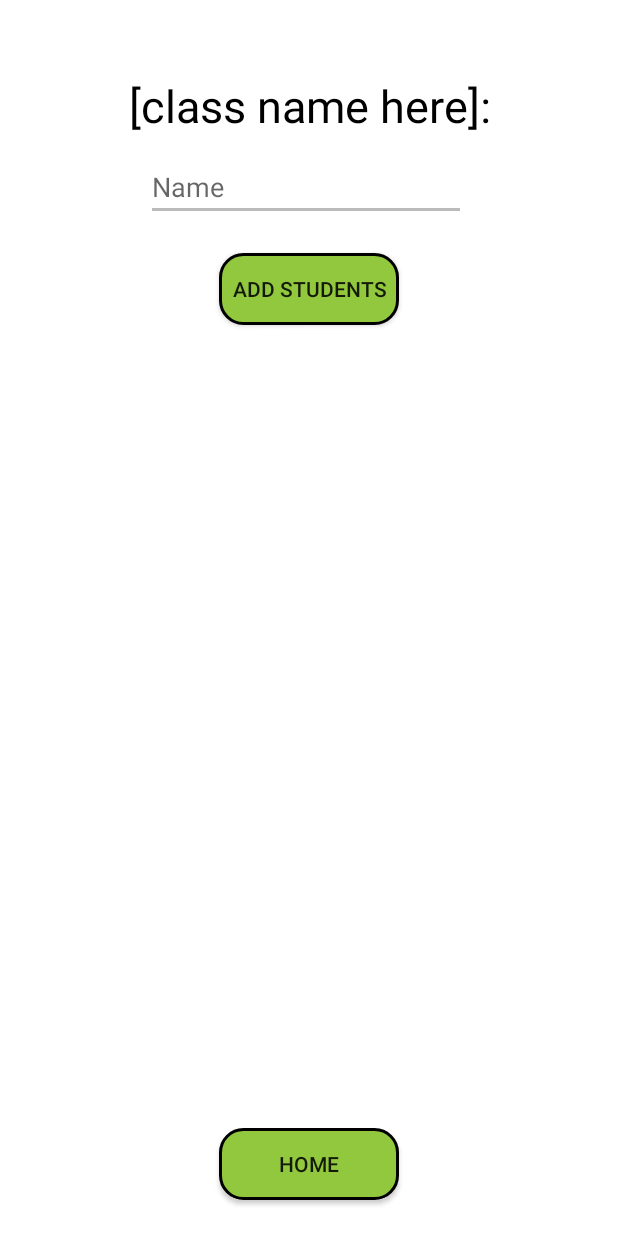
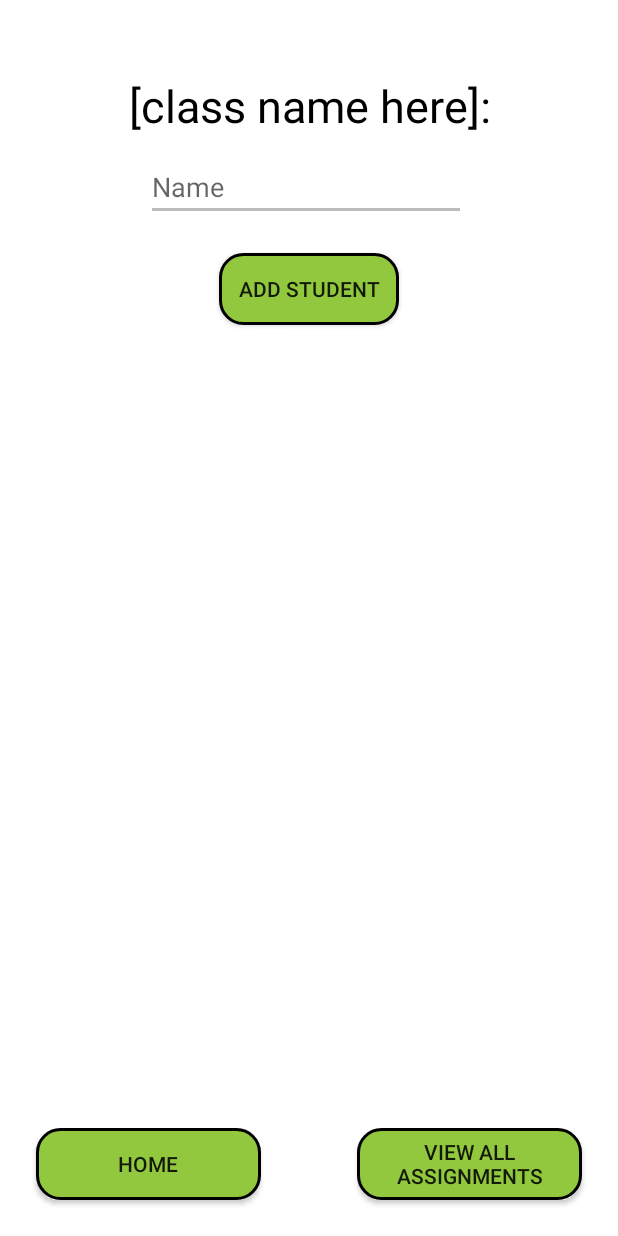
Before and after one commit to SamPfister/FiniteCampusProject, an Android app: the ClassActivity screen opened directly, with no data from a screen before it, on a phone screen of 412 x 824 dp. Run offline under Robolectric (Android 15) with nearby library versions, the phone set to English and light mode, and no system bars; our stand-ins replace Firebase (no records; nobody signed in at launch, a user with empty details on screens opened directly).

Commit message:
added stuff to the viewAllAssignments and viewIndividualAssignment activities

```diff
--- a/app/src/main/java/com/example/finitecampusproject/AddClassActivity.java
+++ b/app/src/main/java/com/example/finitecampusproject/AddClassActivity.java
@@ -33,7 +33,6 @@ public class AddClassActivity extends AppCompatActivity {
                 String className = classNameEditText.getText().toString().trim();
                 arrayList.add(className);
                 classNameEditText.setText("");
-
             }
         });
         submitButtonClick();
@@ -50,7 +49,6 @@ public class AddClassActivity extends AppCompatActivity {
                     reference.setValue(classNameMap);
                 Intent intent = new Intent(AddClassActivity.this, ClassListActivity.class);
                 startActivity(intent);
-
             }
         });
     }
--- a/app/src/main/java/com/example/finitecampusproject/ClassActivity.java
+++ b/app/src/main/java/com/example/finitecampusproject/ClassActivity.java
@@ -21,6 +21,7 @@ import java.util.HashMap;
 
 public class ClassActivity extends AppCompatActivity {
     private Button addStudentButton;
+    private Button viewAllAssignmentsButton;
     private EditText addStudentEditText;
     private ArrayList<String> arrayList;
     private ArrayAdapter<String> arrayAdapter;
@@ -35,12 +36,20 @@ public class ClassActivity extends AppCompatActivity {
         home = (Button) findViewById(R.id.homeButton);
         addStudentButton = (Button) findViewById(R.id.addStudentButton);
         addStudentEditText = (EditText) findViewById(R.id.studentEditText);
+        viewAllAssignmentsButton = (Button) findViewById(R.id.viewAllAssignmentsButton);
         listView = (ListView) findViewById(R.id.listViewStudents);
         arrayList = new ArrayList<>();
         arrayAdapter = new ArrayAdapter<>(ClassActivity.this,android.R.layout.simple_list_item_1,arrayList);
         listView.setAdapter(arrayAdapter);
         addingStudents();
         homeButtonDatabase();
+        viewAllAssignmentsButton.setOnClickListener(new View.OnClickListener() {
+            @Override
+            public void onClick(View v) {
+                Intent intent = new Intent(ClassActivity.this, ViewAllAssignmentsActivity.class);
+                startActivity(intent);
+            }
+        });
     }
     private void addingStudents(){
         addStudentButton.setOnClickListener(new View.OnClickListener() {
--- a/app/src/main/java/com/example/finitecampusproject/ViewAllAssignmentsActivity.java
+++ b/app/src/main/java/com/example/finitecampusproject/ViewAllAssignmentsActivity.java
@@ -3,6 +3,7 @@ package com.example.finitecampusproject;
 import androidx.appcompat.app.AppCompatActivity;
 
 import android.os.Bundle;
+import android.widget.ListView;
 
 public class ViewAllAssignmentsActivity extends AppCompatActivity {
 
@@ -10,5 +11,6 @@ public class ViewAllAssignmentsActivity extends AppCompatActivity {
     protected void onCreate(Bundle savedInstanceState) {
         super.onCreate(savedInstanceState);
         setContentView(R.layout.activity_view_all_assignments);
+        ListView assignmentsList = (ListView) findViewById(R.id.AssignmentsListView);
     }
 }
--- a/app/src/main/res/layout/activity_class.xml
+++ b/app/src/main/res/layout/activity_class.xml
@@ -52,7 +52,7 @@
         android:layout_width="120dp"
         android:layout_height="wrap_content"
         android:layout_marginTop="21dp"
-        android:text="Add students"
+        android:text="Add student"
         android:background="@drawable/oval"
         app:layout_constraintEnd_toEndOf="@+id/listViewStudents"
         app:layout_constraintStart_toStartOf="@+id/listViewStudents"
@@ -60,15 +60,27 @@
 
     <Button
         android:id="@+id/homeButton"
-        android:layout_width="120dp"
+        android:layout_width="150dp"
         android:layout_height="wrap_content"
+        android:layout_marginStart="24dp"
         android:layout_marginBottom="24dp"
         android:background="@drawable/oval"
         android:text="Home"
         app:layout_constraintBottom_toBottomOf="parent"
+        app:layout_constraintStart_toStartOf="parent"
+        app:layout_constraintTop_toBottomOf="@+id/listViewStudents"/>
+
+    <Button
+        android:id="@+id/viewAllAssignmentsButton"
+        android:layout_width="150dp"
+        android:layout_height="wrap_content"
+        android:layout_marginBottom="24dp"
+        android:background="@drawable/oval"
+        android:text="View All Assignments"
+        app:layout_constraintBottom_toBottomOf="parent"
         app:layout_constraintEnd_toEndOf="parent"
-        app:layout_constraintStart_toStartOf="parent"
-        app:layout_constraintTop_toBottomOf="@+id/listViewStudents" />
+        app:layout_constraintTop_toTopOf="@+id/homeButton"
+        android:layout_marginEnd="24dp"/>
 
 
 </androidx.constraintlayout.widget.ConstraintLayout>
```
Also changed, not shown: app/src/main/res/layout/activity_view_all_assignments.xml (+9 -0 lines), app/src/main/res/layout/activity_view_individual_assignment.xml (+32 -0 lines).
